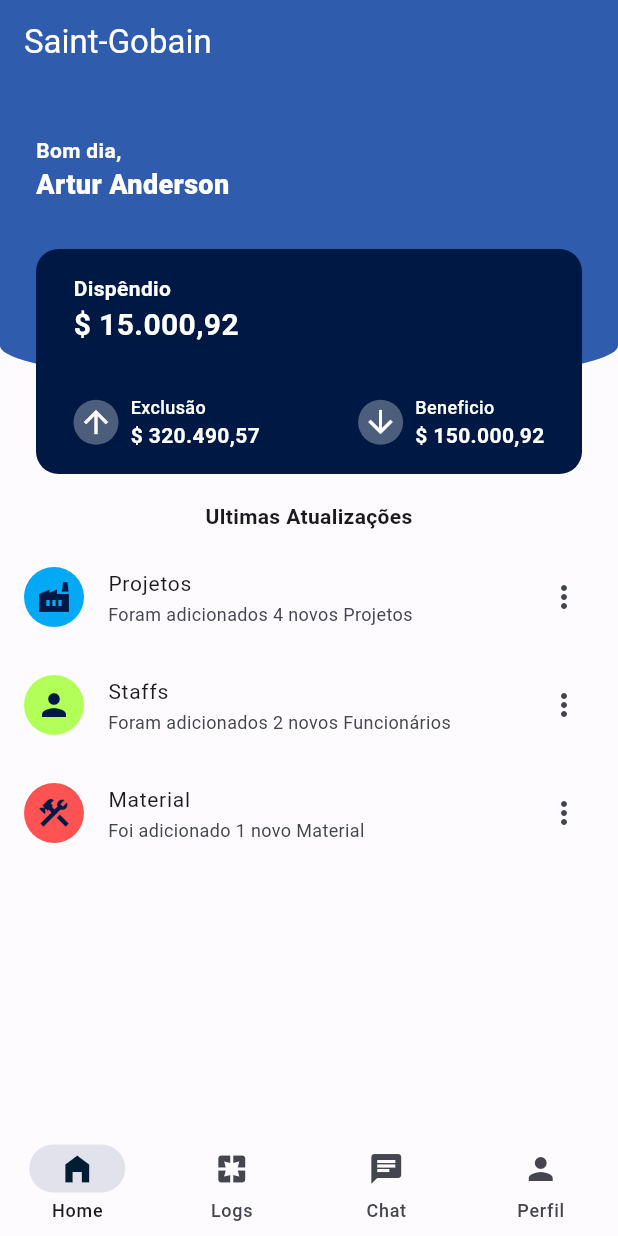
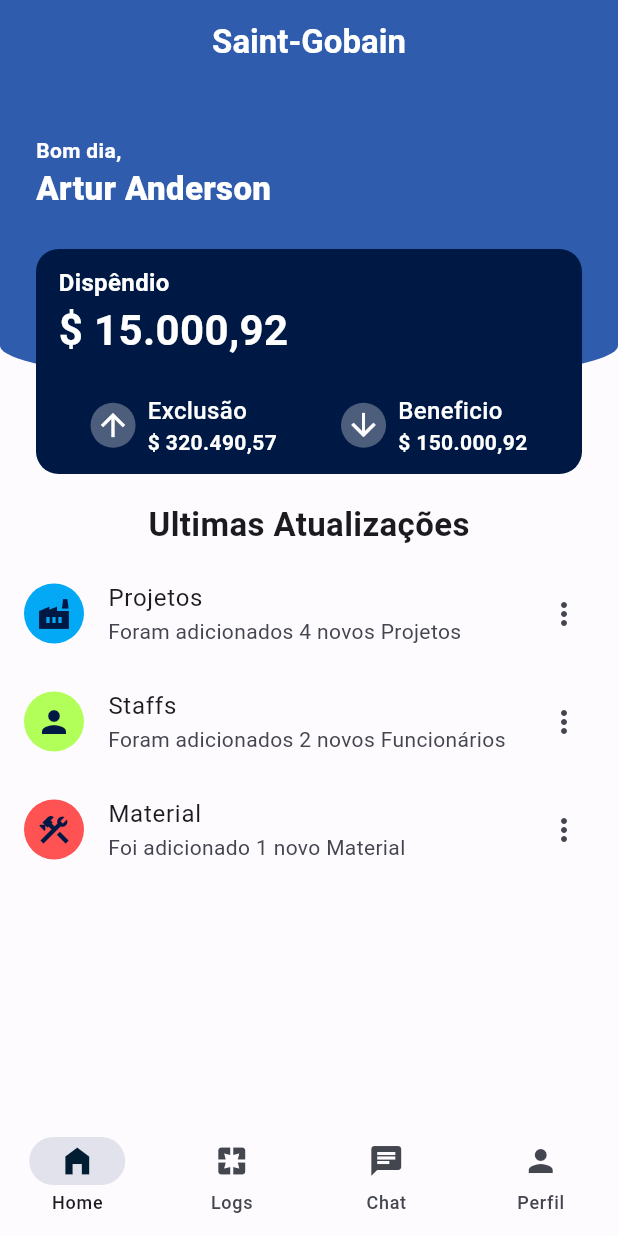
Before and after one commit to arturn1/test_flutter, a Flutter app: the screen it shows after launch, on a phone screen of 412 x 824 dp. Run offline on Flutter 3.47's test engine with Material 2 defaults, Android fonts, the phone set to English and light mode, and no system bars; our stand-ins replace get.

Commit message:
Fix layouts.

```diff
--- a/lib/main.dart
+++ b/lib/main.dart
@@ -18,9 +18,7 @@ class MyApp extends StatelessWidget {
   Widget build(BuildContext context) {
     return GetMaterialApp(
       theme: ThemeData(useMaterial3: true, colorScheme: lightColorScheme),
-      darkTheme: ThemeData(useMaterial3: true, colorScheme: darkColorScheme),
       debugShowCheckedModeBanner: false,
-      title: 'Lei do Bem',
       home: BaseView(),
     );
   }
--- a/lib/modules/base_module/base_view.dart
+++ b/lib/modules/base_module/base_view.dart
@@ -23,10 +23,12 @@ class BaseView extends GetView<BaseController> {
   Widget build(BuildContext context) {
     return Scaffold(
       appBar: AppBar(
+        centerTitle: true,
         backgroundColor: lightColorScheme.primary,
-        title: const Text('Saint-Gobain',
+        title: Text('Saint-Gobain',
         style: TextStyle(
-          color: Colors.white
+          color: lightColorScheme.onPrimary,
+          fontWeight: FontWeight.bold
         ),),
       ),
       body: SafeArea(
--- a/lib/modules/home_module/HomeView.dart
+++ b/lib/modules/home_module/HomeView.dart
@@ -29,15 +29,15 @@ class HomeView extends StatelessWidget {
             children: [
               Column(
                 crossAxisAlignment: CrossAxisAlignment.start,
-                children: const <Widget>[
+                children: <Widget>[
                   Text(
                     "Bom dia,",
-                    style: TextStyle(fontWeight: FontWeight.w600,
+                    style: TextStyle(fontWeight: FontWeight.w600, fontSize: Theme.of(context).textTheme.titleSmall?.fontSize,
                     color: Colors.white),
                   ),
                   Text(
                     "Artur Anderson",
-                    style: TextStyle(fontWeight: FontWeight.w900, fontSize: 18,
+                    style: TextStyle(fontWeight: FontWeight.w900, fontSize: Theme.of(context).textTheme.titleLarge?.fontSize,
                     color: Colors.white),
                   ),
                 ],
@@ -60,30 +60,26 @@ class HomeView extends StatelessWidget {
                 mainAxisAlignment: MainAxisAlignment.spaceAround,
                 crossAxisAlignment: CrossAxisAlignment.start,
                 children: <Widget>[
-                  Padding(
-                    padding: const EdgeInsets.only(left: 10.0),
-                    child: Column(
+                  Column(
                     crossAxisAlignment: CrossAxisAlignment.start,
-                      children: const <Widget>[
+                    children: <Widget>[
                       Text(
                         "Dispêndio",
                         style: TextStyle(
-                              color: Colors.white, fontWeight: FontWeight.bold),
+                            color: Colors.white, fontWeight: FontWeight.bold,
+                        fontSize: Theme.of(context).textTheme.titleMedium?.fontSize),
                       ),
                       Text(
                         "\$ 15.000,92",
                         style: TextStyle(
-                              fontSize: 20,
+                            fontSize: Theme.of(context).textTheme.headlineMedium?.fontSize,
                             color: Colors.white,
                             fontWeight: FontWeight.bold),
                       ),
                     ],
                   ),
-                  ),
-                  Padding(
-                    padding: const EdgeInsets.symmetric(horizontal: 10.0),
-                    child: Row(
-                      mainAxisAlignment: MainAxisAlignment.spaceBetween,
+                  Row(
+                    mainAxisAlignment: MainAxisAlignment.spaceAround,
                     children: <Widget>[
                       Row(
                         children: <Widget>[
@@ -98,21 +94,21 @@ class HomeView extends StatelessWidget {
                           ),
                           Column(
                             crossAxisAlignment: CrossAxisAlignment.start,
-                              children: const <Widget>[
+                            children: <Widget>[
                               Text(
                                 "Exclusão",
                                 style: TextStyle(
                                     color: Colors.white,
                                     fontWeight: FontWeight.w500,
-                                      fontSize: 12),
+                                    fontSize: Theme.of(context).textTheme.titleMedium?.fontSize),
                               ),
                               Text(
                                 "\$ 320.490,57",
                                 style: TextStyle(
                                     color: Colors.white,
                                     fontWeight: FontWeight.bold,
-                                      fontSize: 14),
-                                ),
+                                    fontSize: Theme.of(context).textTheme.labelLarge?.fontSize,
+                              ),)
                             ],
                           )
                         ],
@@ -130,27 +126,26 @@ class HomeView extends StatelessWidget {
                           ),
                           Column(
                             crossAxisAlignment: CrossAxisAlignment.start,
-                              children: const <Widget>[
+                            children: <Widget>[
                               Text(
                                 "Beneficio",
                                 style: TextStyle(
                                     color: Colors.white,
                                     fontWeight: FontWeight.w500,
-                                  fontSize: 12),
+                                fontSize: Theme.of(context).textTheme.titleMedium?.fontSize),
                               ),
                               Text(
                                 "\$ 150.000,92",
                                 style: TextStyle(
                                     color: Colors.white,
                                     fontWeight: FontWeight.bold,
-                                  fontSize: 14),
+                                fontSize: Theme.of(context).textTheme.labelLarge?.fontSize),
                               ),
                             ],
                           )
                         ],
                       )
                     ],
-                    ),
                   )
                 ],
               ),
@@ -163,39 +158,46 @@ class HomeView extends StatelessWidget {
               child: Column(
                 mainAxisSize: MainAxisSize.max,
                 children: [
-                  const Padding(
+                  Padding(
                     padding: EdgeInsets.all(8.0),
-                    child: Text("Ultimas Atualizações", style: TextStyle(fontWeight: FontWeight.bold),),
+                    child: Text("Ultimas Atualizações", style: TextStyle(fontWeight: FontWeight.bold, fontSize: Theme.of(context).textTheme
+                    .titleLarge?.fontSize),),
                   ),
                   Expanded(
                       child: ListView(
-                        children: const [
+                        children: [
                           ListTile(
-                            leading: CircleAvatar(
+                            leading: const CircleAvatar(
                                 backgroundColor: Colors.lightBlue,
                                 child: Icon(Icons.factory),
                             ),
-                            title: Text('Projetos', style: TextStyle(fontSize: 14),),
-                            subtitle: Text('Foram adicionados 4 novos Projetos', style: TextStyle(fontSize: 12),),
-                            trailing: Icon(Icons.more_vert),
+                            title: Text('Projetos', style: TextStyle(fontSize: Theme.of(context).textTheme
+                                .titleMedium?.fontSize),),
+                            subtitle: Text('Foram adicionados 4 novos Projetos', style: TextStyle(fontSize: Theme.of(context).textTheme
+                                .labelLarge?.fontSize),),
+                            trailing: const Icon(Icons.more_vert),
                           ),
                           ListTile(
-                            leading: CircleAvatar(
+                            leading: const CircleAvatar(
                               backgroundColor: Colors.lightGreenAccent,
                               child: Icon(Icons.person),
                             ),
-                            title: Text('Staffs', style: TextStyle(fontSize: 14),),
-                            subtitle: Text('Foram adicionados 2 novos Funcionários', style: TextStyle(fontSize: 12),),
-                            trailing: Icon(Icons.more_vert),
+                            title: Text('Staffs', style: TextStyle(fontSize: Theme.of(context).textTheme
+                                .titleMedium?.fontSize),),
+                            subtitle: Text('Foram adicionados 2 novos Funcionários', style: TextStyle(fontSize: Theme.of(context).textTheme
+                                .labelLarge?.fontSize),),
+                            trailing: const Icon(Icons.more_vert),
                           ),
                           ListTile(
-                            leading: CircleAvatar(
+                            leading: const CircleAvatar(
                               backgroundColor: Colors.redAccent,
                               child: Icon(Icons.construction),
                             ),
-                            title: Text('Material', style: TextStyle(fontSize: 14),),
-                            subtitle: Text('Foi adicionado 1 novo Material', style: TextStyle(fontSize: 12),),
-                            trailing: Icon(Icons.more_vert),
+                            title: Text('Material', style: TextStyle(fontSize: Theme.of(context).textTheme
+                                .titleMedium?.fontSize),),
+                            subtitle: Text('Foi adicionado 1 novo Material', style: TextStyle(fontSize: Theme.of(context).textTheme
+                                .labelLarge?.fontSize),),
+                            trailing: const Icon(Icons.more_vert),
                           )
                         ],
                       ))
--- a/lib/modules/log_module/widget/LogDialog.dart
+++ b/lib/modules/log_module/widget/LogDialog.dart
@@ -8,16 +8,15 @@ class LogDialog extends StatelessWidget {
   Widget build(BuildContext context) {
     return  SizedBox(
         height: 150,
-        width: Get.width,
         child: Padding(
           padding: const EdgeInsets.symmetric(horizontal: 15.0),
           child: Column(
             mainAxisAlignment: MainAxisAlignment.spaceBetween,
             children: [
               Row(
-                children: const [
-                  Text("Nome: ", style: TextStyle(fontWeight: FontWeight.bold),),
-                  Text("Artur Anderson Patricio"),
+                children: [
+                  Text("Nome: ", style: TextStyle(fontWeight: FontWeight.bold, fontSize: Theme.of(context).textTheme.titleSmall?.fontSize),),
+                  Text("Artur Anderson Patricio", style: TextStyle(fontSize: Theme.of(context).textTheme.titleSmall?.fontSize),),
                 ],
               ),
               Row(
--- a/lib/src/shared/widgets/AnimatedBottomDrawer.dart
+++ b/lib/src/shared/widgets/AnimatedBottomDrawer.dart
@@ -11,8 +11,7 @@ class AnimatedBottomDrawer extends GetView<BaseController> {
   Widget build(BuildContext context) {
     return Obx(() => NavigationBarTheme(
         data:
-            NavigationBarThemeData(indicatorColor: lightColorScheme.surfaceVariant,
-            height: 70),
+            NavigationBarThemeData(indicatorColor: lightColorScheme.surfaceVariant,),
         child: NavigationBar(
           backgroundColor: lightColorScheme.background,
           onDestinationSelected: (v) => controller.setPage(PagesEnum.values[v]),
```
Lines whose indentation alone changed are shown as unchanged.
